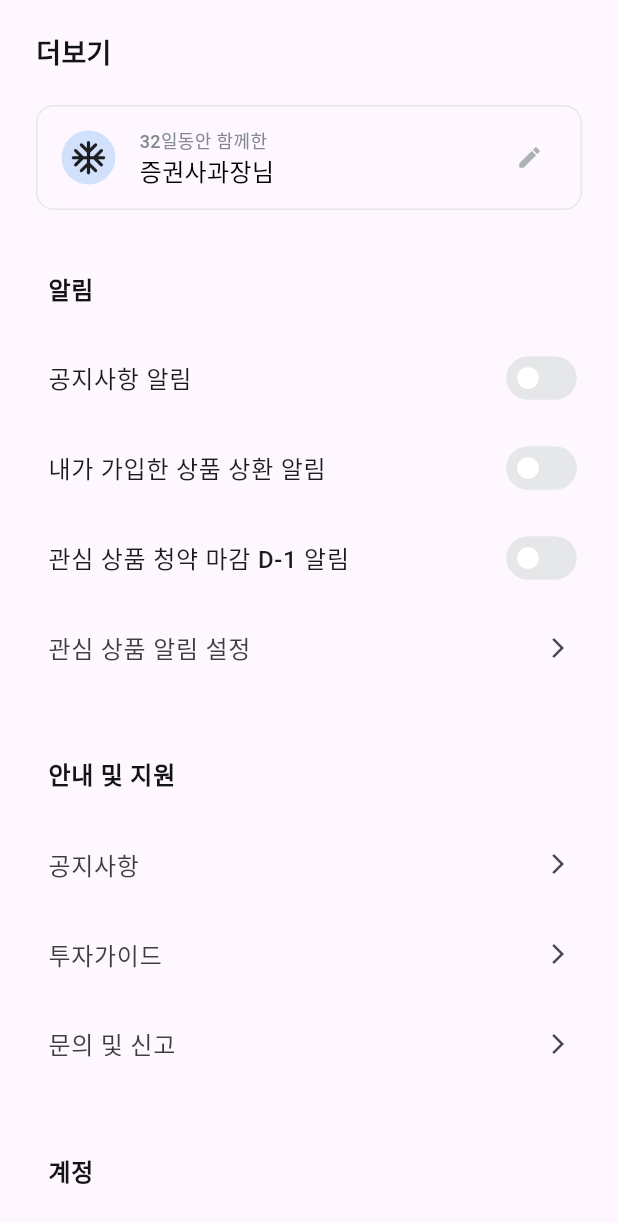
After one commit to SWM-WeLike2Coding/ELSwhere-mobile, a Flutter app: the MoreScreen screen opened directly, on a phone screen of 412 x 824 dp. The commit adds this screen. Shown: the top 1223 px of the screen. Run offline on Flutter 3.47's test engine with Material 3 defaults, Android fonts, the phone set to English and light mode, and no system bars; our stand-ins replace dio, dropdown_button2, flutter_dotenv, flutter_svg, google_fonts, marquee and 2 more; missing offline and left inert: flutter_web_auth_2; generated files the repository leaves out were written again; Roboto replaces fonts that are missing (Pretendard).

Commit message:
feat: 더보기 화면 UI 구성

```diff
--- a/lib/main.dart
+++ b/lib/main.dart
@@ -5,6 +5,8 @@ import 'package:elswhere/data/providers/els_product_provider.dart';
 import 'package:elswhere/data/providers/els_products_provider.dart';
 import 'package:elswhere/data/services/els_product_service.dart';
 import 'package:elswhere/ui/screens/login_screen.dart';
+import 'package:elswhere/ui/screens/main_screen.dart';
+import 'package:elswhere/ui/screens/more_screen.dart';
 import 'package:elswhere/utils/material_color_builder.dart';
 import 'package:flutter/material.dart';
 import 'package:flutter_localizations/flutter_localizations.dart';
--- a/lib/ui/screens/member_quit_screen.dart
+++ b/lib/ui/screens/member_quit_screen.dart
@@ -99,8 +99,11 @@ class _MemberQuitScreenState extends State<MemberQuitScreen> {
                 },
                 activeColor: Color(0xFF1C6BF9),
               ),
-              Text(
-                "안내사항을 모두 확인하였고, 이에 동의합니다."
+              GestureDetector(
+                onTap: _toggleCheckbox,
+                child: Text(
+                  "안내사항을 모두 확인하였고, 이에 동의합니다."
+                ),
               ),
             ],
           ),
@@ -177,6 +180,12 @@ class _MemberQuitScreenState extends State<MemberQuitScreen> {
       ),
     );
   }
+
+  void _toggleCheckbox() {
+    setState(() {
+      _isAgreeBtnChecked = !_isAgreeBtnChecked;
+    });
+  }
 }
 
 
--- /dev/null
+++ b/lib/ui/screens/more_screen.dart
@@ -0,0 +1,364 @@
+// import 'dart:nativewrappers/_internal/vm/lib/core_patch.dart';
+
+import 'dart:ui';
+
+import 'package:elswhere/ui/screens/member_quit_screen.dart';
+import 'package:flutter/material.dart';
+
+class MoreScreen extends StatefulWidget {
+  const MoreScreen({super.key});
+
+  @override
+  State<MoreScreen> createState() => _MoreScreenState();
+}
+
+class _MoreScreenState extends State<MoreScreen> {
+  bool _isNoticeAlarmOn = false;
+  bool _isRedemptionAlarmOn = false;
+  bool _isDdayAlarmOn = false;
+
+  @override
+  Widget build(BuildContext context) {
+    return Scaffold(
+      body: SafeArea(
+        child: SingleChildScrollView(
+          child: Column(
+            crossAxisAlignment: CrossAxisAlignment.center,
+            children: [
+              Container(
+                height: 70,
+                padding: EdgeInsets.only(left: 24.0), // 왼쪽 패딩 추가
+                alignment: Alignment.centerLeft, // 왼쪽 정렬
+                child: Text(
+                  '더보기',
+                  style: TextStyle(
+                    fontSize: 18,
+                    fontWeight: FontWeight.w600,
+                    color: Color(0xFF131415),
+                  ),
+                ),
+              ),
+              Padding(
+                padding: EdgeInsets.only(left: 24, right: 24),
+                child: Container(
+                  decoration: BoxDecoration(
+                    borderRadius: BorderRadius.circular(12),
+                    border: Border.all(
+                      color: Color(0xFFE6E7E8),
+                      width: 1.0,
+                    )
+                  ),
+                  height: 70,
+                  child: Row(
+                    children: [
+                      SizedBox(width: 16,),
+                      Container(
+                        width: 36,
+                        height: 36,
+                        decoration: BoxDecoration(
+                          color: Color(0xFFD1E0FB),
+                          shape: BoxShape.circle,
+                        ),
+                        child: Icon(
+                          Icons.ac_unit_rounded,
+                          size: 27,
+                        ),
+                      ),
+                      SizedBox(width: 16,),
+                      Column(
+                        crossAxisAlignment: CrossAxisAlignment.start,
+                        mainAxisSize: MainAxisSize.min,
+                        children: [
+                          Text(
+                            "32일동안 함께한",
+                            style: TextStyle(
+                              fontSize: 12,
+                              fontWeight: FontWeight.w500,
+                              color: Color(0xFF838A8E),
+                            ),
+                          ),
+                          Text(
+                            "증권사과장님",
+                            style: TextStyle(
+                              fontWeight: FontWeight.w500,
+                              fontSize: 16,
+                              color: Color(0xFF000000),
+                            ),
+                          ),
+                        ],
+                      ),
+                      Spacer(),
+                      Icon(
+                        Icons.create_rounded,
+                        size: 18,
+                        color: Color(0xFFACB2B5),
+                      ),
+                      SizedBox(width: 25,),
+                    ],
+                  ),
+                ),
+              ),
+              Column(
+                children: [
+                  _buildMiddleListTile(
+                    title: "알림",
+                  ),
+                  Column(
+                    children: [
+                      Padding(
+                        padding: EdgeInsets.only(left: 16),
+                        child: Container(
+                          height: 60,
+                          child: ListTile(
+                            title: Text(
+                              "공지사항 알림",
+                              style: TextStyle(
+                                fontSize: 16,
+                                fontWeight: FontWeight.w500,
+                              ),
+                            ),
+                            trailing: Padding(
+                              padding: EdgeInsets.only(right: 8),
+                              child: SizedBox(
+                                width: 38,
+                                height: 22,
+                                child: Transform.scale(
+                                  scale: 0.9,
+                                  child: Switch(
+                                    value: _isNoticeAlarmOn,
+                                    onChanged: (bool value) {
+                                      setState(() {
+                                        _isNoticeAlarmOn = value;
+                                      });
+                                    },
+                                    activeColor: Color(0xFFFFFFFF),
+                                    inactiveThumbColor: Color(0xFFFFFFFF),
+                                    inactiveTrackColor: Color(0xFFE6E7E8),
+                                    activeTrackColor: Color(0xFF1C6BF9),
+                                    trackOutlineColor: WidgetStatePropertyAll(Color(0xFFE6E7E8)),
+                                  ),
+                                ),
+                              ),
+                            ),
+                          ),
+                        ),
+                      ),
+                    ],
+                  ),
+                  Column(
+                    children: [
+                      Padding(
+                        padding: EdgeInsets.only(left: 16),
+                        child: Container(
+                          height: 60,
+                          child: ListTile(
+                            title: Text(
+                              "내가 가입한 상품 상환 알림",
+                              style: TextStyle(
+                                fontSize: 16,
+                                fontWeight: FontWeight.w500,
+                              ),
+                            ),
+                            trailing: Padding(
+                              padding: EdgeInsets.only(right: 8),
+                              child: SizedBox(
+                                width: 38,
+                                height: 22,
+                                child: Transform.scale(
+                                  scale: 0.9,
+                                  child: Switch(
+                                    value: _isRedemptionAlarmOn,
+                                    onChanged: (bool value) {
+                                      setState(() {
+                                        _isRedemptionAlarmOn = value;
+                                      });
+                                    },
+                                    activeColor: Color(0xFFFFFFFF),
+                                    inactiveThumbColor: Color(0xFFFFFFFF),
+                                    inactiveTrackColor: Color(0xFFE6E7E8),
+                                    activeTrackColor: Color(0xFF1C6BF9),
+                                    trackOutlineColor: WidgetStatePropertyAll(Color(0xFFE6E7E8)),
+                                  ),
+                                ),
+                              ),
+                            ),
+                          ),
+                        ),
+                      ),
+                    ],
+                  ),
+                  Column(
+                    children: [
+                      Padding(
+                        padding: EdgeInsets.only(left: 16),
+                        child: Container(
+                          height: 60,
+                          child: ListTile(
+                            title: Text(
+                              "관심 상품 청약 마감 D-1 알림",
+                              style: TextStyle(
+                                fontSize: 16,
+                                fontWeight: FontWeight.w500,
+                              ),
+                            ),
+                            trailing: Padding(
+                              padding: EdgeInsets.only(right: 8),
+                              child: SizedBox(
+                                width: 38,
+                                height: 22,
+                                child: Transform.scale(
+                                  scale: 0.9,
+                                  child: Switch(
+                                    value: _isDdayAlarmOn,
+                                    onChanged: (bool value) {
+                                      setState(() {
+                                        _isDdayAlarmOn = value;
+                                      });
+                                    },
+                                    activeColor: Color(0xFFFFFFFF),
+                                    inactiveThumbColor: Color(0xFFFFFFFF),
+                                    inactiveTrackColor: Color(0xFFE6E7E8),
+                                    activeTrackColor: Color(0xFF1C6BF9),
+                                    trackOutlineColor: WidgetStatePropertyAll(Color(0xFFE6E7E8)),
+                                  ),
+                                ),
+                              ),
+                            ),
+                          ),
+                        ),
+                      ),
+                    ],
+                  ),
+
+                  _buildLittleListTile(
+                    context: context,
+                    title: "관심 상품 알림 설정",
+                    onTap: () {
+
+                    }
+                  ),
+
+                  _buildMiddleListTile(title: "안내 및 지원"),
+                  _buildLittleListTile(
+                      context: context,
+                      title: "공지사항",
+                      onTap: () {
+
+                      }
+                  ),
+                  _buildLittleListTile(
+                      context: context,
+                      title: "투자가이드",
+                      onTap: () {
+
+                      }
+                  ),
+                  _buildLittleListTile(
+                      context: context,
+                      title: "문의 및 신고",
+                      onTap: () {
+
+                      }
+                  ),
+
+                  _buildMiddleListTile(title: "계정"),
+                  _buildLittleListTile(
+                      context: context,
+                      title: "서비스 이용 약관",
+                      onTap: () {
+
+                      }
+                  ),
+                  _buildLittleListTile(
+                      context: context,
+                      title: "개인정보 처리방침",
+                      onTap: () {
+
+                      }
+                  ),
+                  _buildLittleListTile(
+                      context: context,
+                      title: "로그아웃",
+                      onTap: () {
+
+                      }
+                  ),
+                  _buildLittleListTile(
+                      context: context,
+                      title: "회원탈퇴",
+                      onTap: () {
+                        Navigator.push(
+                          context,
+                          MaterialPageRoute(
+                            builder: (context) => MemberQuitScreen(),
+                          )
+                        );
+                      },
+                  ),
+                ],
+              ),
+            ],
+          ),
+        ),
+      ),
+    );
+  }
+
+  Widget _buildMiddleListTile({
+    required String title,
+  }) {
+    return Column(
+      children: [
+        Padding(
+          padding: EdgeInsets.only(top: 24, left: 16),
+          child: Container(
+            height: 60,
+            child: ListTile(
+              title: Text(
+                title,
+                style: TextStyle(
+                  fontSize: 16,
+                  fontWeight: FontWeight.w600,
+                  color: Color(0xFF131415),
+                ),
+              ),
+            ),
+          ),
+        ),
+      ],
+    );
+  }
+
+  Widget _buildLittleListTile({
+    required BuildContext context,
+    required String title,
+    required VoidCallback onTap,
+  }) {
+    return Column(
+      children: [
+        Padding(
+          padding: EdgeInsets.only(left: 16),
+          child: GestureDetector(
+            onTap: onTap,
+            child: Container(
+              height: 60,
+              child: ListTile(
+                title: Text(
+                  title,
+                  style: TextStyle(
+                    fontSize: 16,
+                    fontWeight: FontWeight.w500,
+                    color: title == "회원탈퇴" ? Color(0xFFEE5648) : Color(0xFF3B3D3F),
+                  ),
+                ),
+                trailing: Padding(
+                  padding: EdgeInsets.only(right: 8),
+                  child: Icon(Icons.arrow_forward_ios, size: 16)),
+              ),
+            ),
+          ),
+        ),
+      ],
+    );
+  }
+}
```
